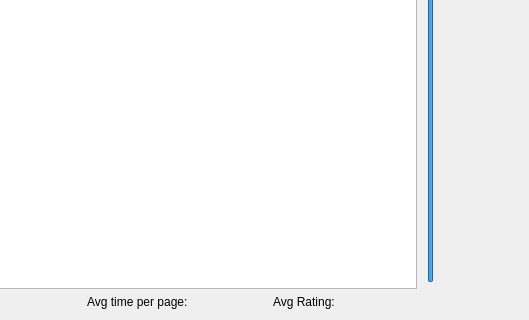
Qt form src/statsviewer/statsviewer.ui (lettergram/basicbookreader) before a commit; both pictures show x 221 to 750 and y 280 to 600 of the 750 by 600 pixel window.
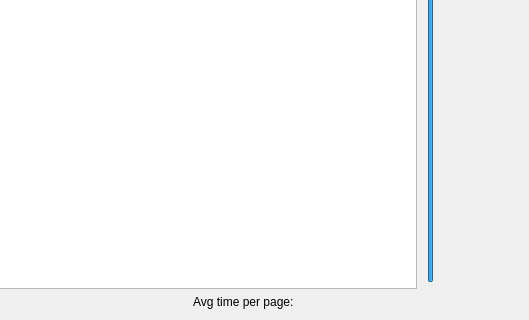
The same form after that commit.

The edit to the form file:
```diff
--- a/src/statsviewer/statsviewer.ui
+++ b/src/statsviewer/statsviewer.ui
@@ -20,7 +20,7 @@
    <string>AlphaBKZ Statistics</string>
   </property>
   <layout class="QGridLayout" name="gridLayout">
-   <item row="3" column="7">
+   <item row="3" column="6">
     <widget class="QComboBox" name="titleBox">
      <property name="maximumSize">
       <size>
@@ -35,7 +35,7 @@
      </item>
     </widget>
    </item>
-   <item row="4" column="7">
+   <item row="4" column="6">
     <widget class="QComboBox" name="statsTypeBox">
      <property name="maximumSize">
       <size>
@@ -65,7 +65,7 @@
      </item>
     </widget>
    </item>
-   <item row="5" column="7">
+   <item row="5" column="6">
     <widget class="QPushButton" name="timesToggle">
      <property name="maximumSize">
       <size>
@@ -78,7 +78,7 @@
      </property>
     </widget>
    </item>
-   <item row="6" column="7">
+   <item row="6" column="6">
     <widget class="QSlider" name="zoomSlider">
      <property name="sliderPosition">
       <number>80</number>
@@ -120,27 +120,14 @@
      </property>
     </widget>
    </item>
-   <item row="3" column="0" rowspan="5" colspan="7">
+   <item row="3" column="0" rowspan="5" colspan="6">
     <widget class="QGraphicsView" name="graphicsView"/>
    </item>
-   <item row="10" column="2">
-    <widget class="QLabel" name="avg_2">
-     <property name="minimumSize">
-      <size>
-       <width>120</width>
-       <height>0</height>
-      </size>
-     </property>
-     <property name="text">
-      <string>Avg Rating: </string>
-     </property>
-    </widget>
-   </item>
    <item row="10" column="1">
     <widget class="QLabel" name="avg_1">
      <property name="minimumSize">
       <size>
-       <width>180</width>
+       <width>200</width>
        <height>0</height>
       </size>
      </property>
```
